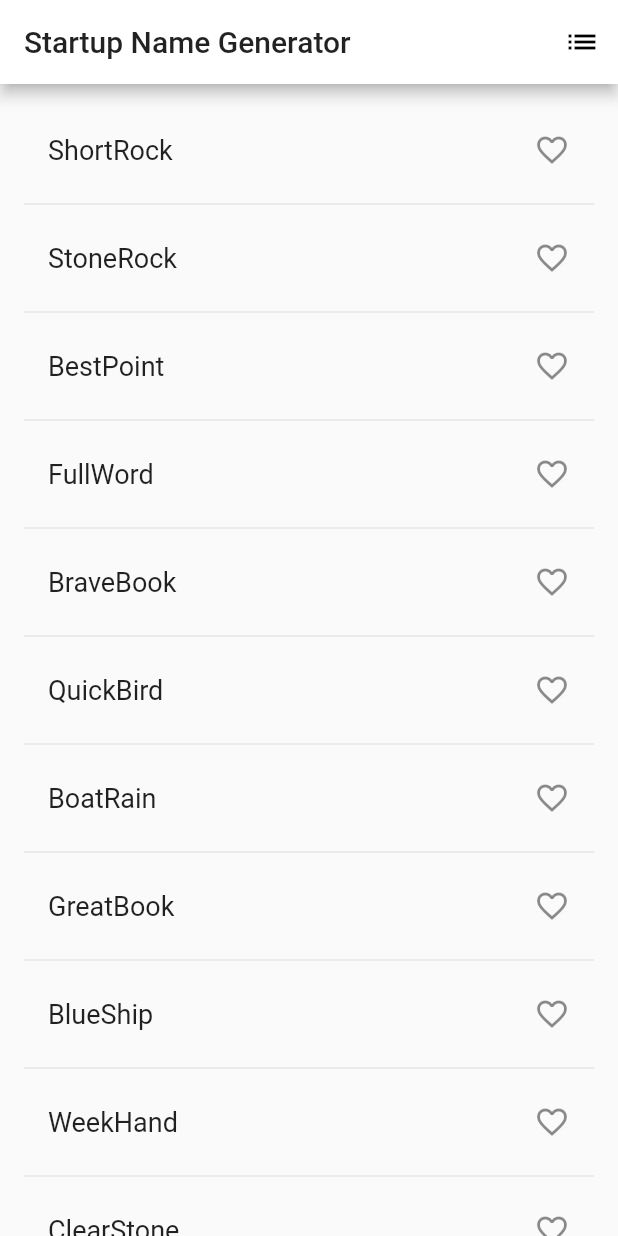
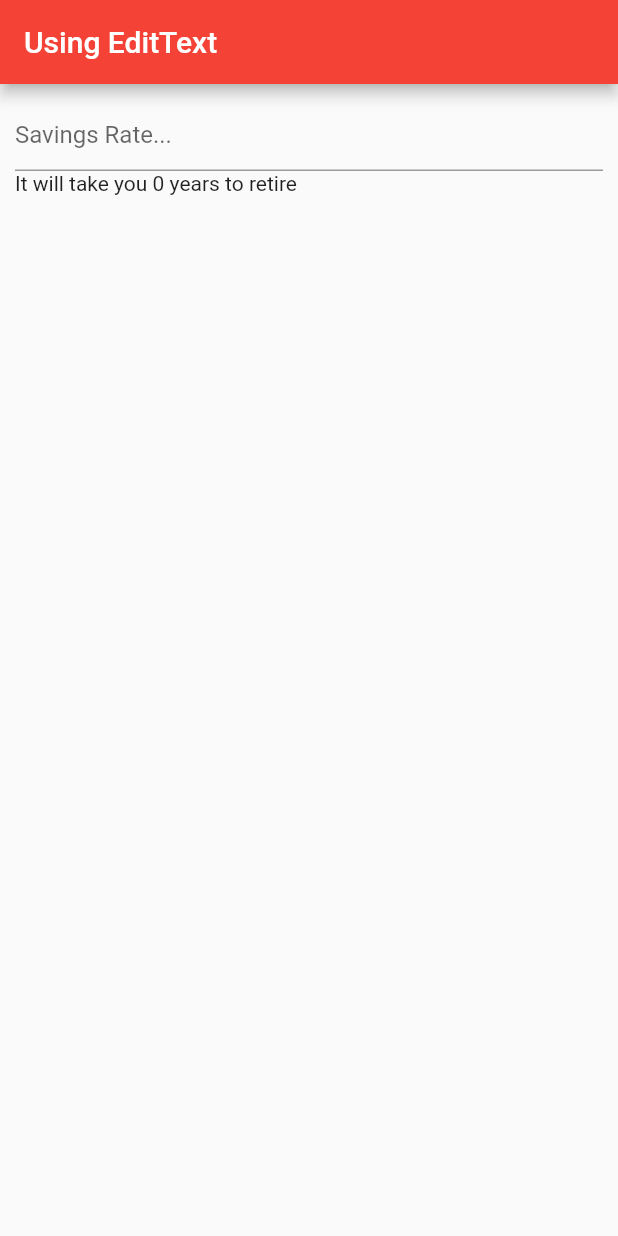
Before and after one commit to akperkins/choose_fi, a Flutter app: the screen it shows after launch, on a phone screen of 412 x 824 dp. Run offline on Flutter 3.47's test engine with Material 2 defaults, Android fonts, the phone set to English and light mode, and no system bars.

Commit message:
set up TextField to read in users savings rate

```diff
--- a/lib/main.dart
+++ b/lib/main.dart
@@ -1,127 +1,49 @@
 import 'package:flutter/material.dart';
-import 'package:english_words/english_words.dart';
 
-void main() => runApp(new MyApp());
-
-class MyApp extends StatelessWidget {
-
-  @override
-  Widget build(BuildContext context) {
-    return new MaterialApp(
-        title: 'Startup Name Generator',
-        theme: new ThemeData(
-            primaryColor: Colors.white
-        ),
-        home: new RandomWords()
-    );
-  }
+void main() {
+  runApp(new MaterialApp(
+    home: new MyEditText(),
+  ));
 }
 
-class RandomWords extends StatefulWidget {
+class MyEditText extends StatefulWidget {
   @override
-  createState() => new RandomWordsState();
+  MyEditTextState createState() => new MyEditTextState();
 }
 
-class RandomWordsState extends State<RandomWords> {
-  final _suggestions = <WordPair>[];
+class MyEditTextState extends State<MyEditText> {
+  int results = 0;
 
-  final _saved = new Set<WordPair>();
-
-  final _biggerFont = const TextStyle(fontSize: 18.0);
+  final TextEditingController controller = new TextEditingController();
 
   @override
   Widget build(BuildContext context) {
     return new Scaffold(
-        appBar: new AppBar(
-            title: new Text('Startup Name Generator'),
-            actions: <Widget>[
-              new IconButton(icon: new Icon(Icons.list), onPressed: _pushSaved),
-            ]
+      appBar: new AppBar(
+        title: new Text("Using EditText"),
+        backgroundColor: Colors.red,
+      ),
+      body: new Container(
+        padding: const EdgeInsets.all(10.0),
+        child: new Center(
+          child: new Column(
+            crossAxisAlignment: CrossAxisAlignment.stretch,
+            children: <Widget>[
+              new TextField(
+                decoration: new InputDecoration(hintText: "Savings Rate..."),
+                onSubmitted: (String str) {
+                  setState(() {
+                    results = int.parse(str);
+                    controller.text = "";
+                  });
+                },
+                controller: controller,
+              ),
+              new Text("It will take you $results years to retire")
+            ],
+          ),
         ),
-        body: _buildSuggestions()
-    );
-  }
-
-  void _pushSaved() {
-    Navigator.of(context).push(
-      new MaterialPageRoute(
-        builder: (context) {
-          final tiles = _saved.map(
-                (pair) {
-              return new ListTile(
-                title: new Text(
-                  pair.asPascalCase,
-                  style: _biggerFont,
-                ),
-              );
-            },
-          );
-          final divided = ListTile
-              .divideTiles(
-            context: context,
-            tiles: tiles,
-          )
-              .toList();
-
-          return new Scaffold(
-            appBar: new AppBar(
-              title: new Text('Saved Suggestions'),
-            ),
-            body: new ListView(children: divided),
-          );
-        },
       ),
     );
   }
-
-  Widget _buildSuggestions() {
-    return new ListView.builder(
-        padding: const EdgeInsets.all(16.0),
-        // The itemBuilder callback is called once per suggested word pairing,
-        // and places each suggestion into a ListTile row.
-        // For even rows, the function adds a ListTile row for the word pairing.
-        // For odd rows, the function adds a Divider widget to visually
-        // separate the entries. Note that the divider may be difficult
-        // to see on smaller devices.
-        itemBuilder: (context, i) {
-          // Add a one-pixel-high divider widget before each row in theListView.
-          if (i.isOdd) return new Divider();
-
-          // The syntax "i ~/ 2" divides i by 2 and returns an integer result.
-          // For example: 1, 2, 3, 4, 5 becomes 0, 1, 1, 2, 2.
-          // This calculates the actual number of word pairings in the ListView,
-          // minus the divider widgets.
-          final index = i ~/ 2;
-          // If you've reached the end of the available word pairings...
-          if (index >= _suggestions.length) {
-            // ...then generate 10 more and add them to the suggestions list.
-            _suggestions.addAll(generateWordPairs().take(10));
-          }
-          return _buildRow(_suggestions[index]);
-        }
-    );
-  }
-
-  Widget _buildRow(WordPair pair) {
-    final alreadySaved = _saved.contains(pair);
-    return new ListTile(
-      title: new Text(
-          pair.asPascalCase,
-          style: _biggerFont
-      ),
-      trailing: new Icon(
-        alreadySaved ? Icons.favorite : Icons.favorite_border,
-        color: alreadySaved ? Colors.red : null,
-      ),
-      onTap: () {
-        setState(() {
-          if (alreadySaved) {
-            _saved.remove(pair);
-          } else {
-            _saved.add(pair);
-          }
-        });
-      },
-    );
-  }
 }
--- a/pubspec.yaml
+++ b/pubspec.yaml
@@ -8,7 +8,6 @@ dependencies:
   # The following adds the Cupertino Icons font to your application.
   # Use with the CupertinoIcons class for iOS style icons.
   cupertino_icons: ^0.1.0
-  english_words: ^3.1.0
 
 dev_dependencies:
   flutter_test:
```
